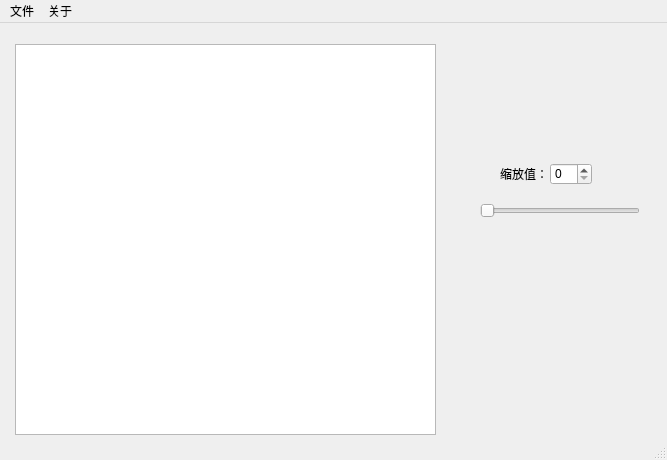
Qt form mainwindow.ui (iHe1u0/ResizePicture) before a commit.
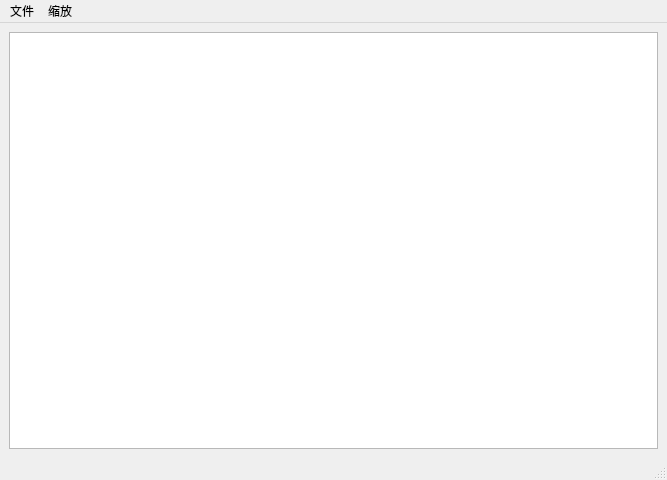
The same form after that commit.

Patch:
```diff
--- a/mainwindow.ui
+++ b/mainwindow.ui
@@ -7,59 +7,31 @@
     <x>0</x>
     <y>0</y>
     <width>667</width>
-    <height>460</height>
+    <height>480</height>
    </rect>
   </property>
+  <property name="minimumSize">
+   <size>
+    <width>480</width>
+    <height>480</height>
+   </size>
+  </property>
   <property name="windowTitle">
    <string>MainWindow</string>
   </property>
   <widget class="QWidget" name="centralwidget">
-   <widget class="QGraphicsView" name="graphicsView">
-    <property name="geometry">
-     <rect>
-      <x>15</x>
-      <y>21</y>
-      <width>421</width>
-      <height>391</height>
-     </rect>
-    </property>
-   </widget>
-   <widget class="QSlider" name="scaleSlider">
-    <property name="geometry">
-     <rect>
-      <x>480</x>
-      <y>180</y>
-      <width>160</width>
-      <height>16</height>
-     </rect>
-    </property>
-    <property name="orientation">
-     <enum>Qt::Horizontal</enum>
-    </property>
-   </widget>
-   <widget class="QLabel" name="label">
-    <property name="geometry">
-     <rect>
-      <x>500</x>
-      <y>140</y>
-      <width>45</width>
-      <height>21</height>
-     </rect>
-    </property>
-    <property name="text">
-     <string>缩放值：</string>
-    </property>
-   </widget>
-   <widget class="QSpinBox" name="scaleSpinBox">
-    <property name="geometry">
-     <rect>
-      <x>550</x>
-      <y>140</y>
-      <width>42</width>
-      <height>22</height>
-     </rect>
-    </property>
-   </widget>
+   <layout class="QGridLayout" name="gridLayout">
+    <item row="0" column="0">
+     <widget class="QGraphicsView" name="graphicsView">
+      <property name="minimumSize">
+       <size>
+        <width>0</width>
+        <height>0</height>
+       </size>
+      </property>
+     </widget>
+    </item>
+   </layout>
   </widget>
   <widget class="QMenuBar" name="menubar">
    <property name="geometry">
@@ -81,7 +53,7 @@
    </widget>
    <widget class="QMenu" name="menuAbout">
     <property name="title">
-     <string>关于</string>
+     <string>缩放</string>
     </property>
    </widget>
    <addaction name="menuFile"/>
```
Left out of the diff: 24 changed lines with no effect on the pictures.
